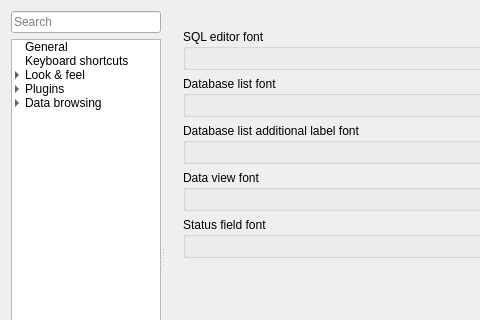
Before: the Qt Designer form SQLiteStudio3/guiSQLiteStudio/dialogs/configdialog.ui in pawelsalawa/sqlitestudio, drawn with Qt 5; both pictures show x 0 to 480 and y 0 to 320 of the 770 by 539 pixel window.
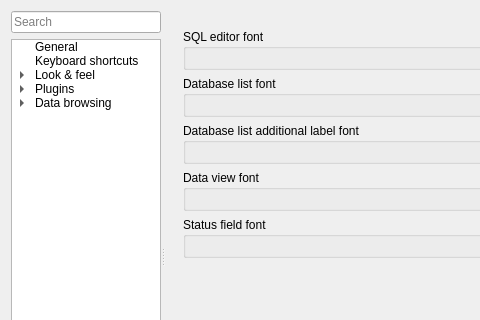
After: the same form once the commit is applied. The open tabs and pages were chosen to show the change. Icons and pictures are not drawn. Custom widgets are drawn as their Qt base class.

The edit to the form file:
```diff
--- a/SQLiteStudio3/guiSQLiteStudio/dialogs/configdialog.ui
+++ b/SQLiteStudio3/guiSQLiteStudio/dialogs/configdialog.ui
@@ -91,9 +91,6 @@
             <property name="verticalScrollMode">
              <enum>QAbstractItemView::ScrollPerPixel</enum>
             </property>
-            <property name="indentation">
-             <number>10</number>
-            </property>
             <attribute name="headerVisible">
              <bool>false</bool>
             </attribute>
```
Left out of the diff: 10 changed lines with no effect on the pictures.
